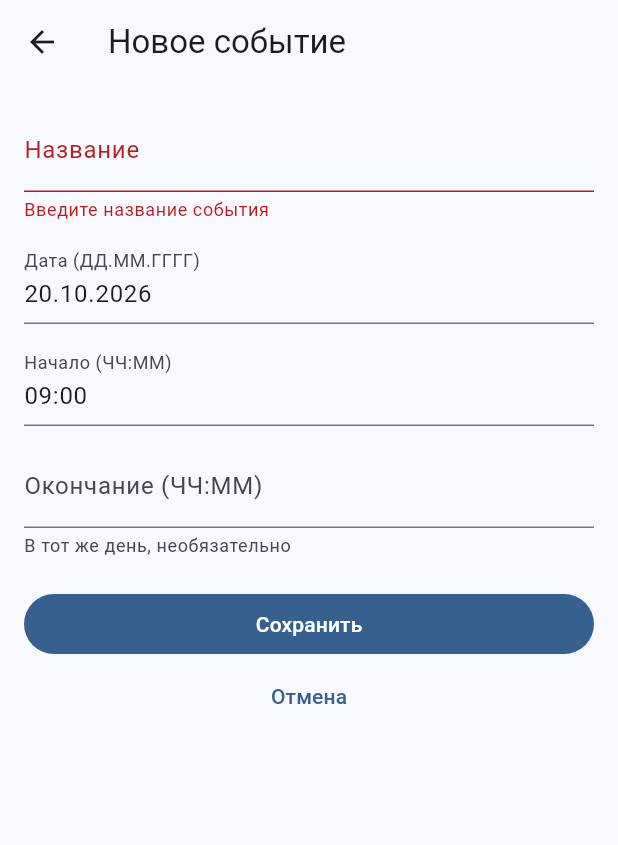
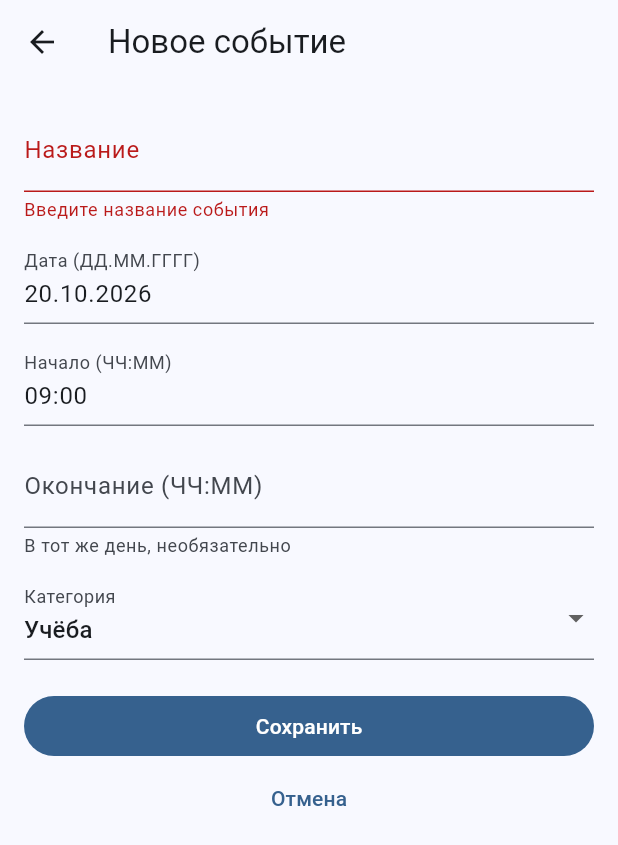
Before and after one commit to MaximaRasskazov/mobile-dev-lab-04-calendar, a Flutter app: the EventFormPage screen opened directly with empty values, after a tap on "Сохранить", on a phone screen of 412 x 824 dp. Shown: the top 845 px of the screen. Run offline on Flutter 3.47's test engine with Material 3 defaults, Android fonts, the phone set to English and light mode, and no system bars.

Commit message:
Add category selection to event form

```diff
--- a/lib/pages/event_form_page.dart
+++ b/lib/pages/event_form_page.dart
@@ -21,6 +21,7 @@ class _EventFormPageState extends State<EventFormPage> {
   final dateController = TextEditingController();
   final startController = TextEditingController(text: '09:00');
   final endController = TextEditingController();
+  String category = 'Учёба';
 
   @override
   void initState() {
@@ -28,6 +29,7 @@ class _EventFormPageState extends State<EventFormPage> {
     dateController.text = formatDate(widget.selectedDate);
     final event = widget.event;
     if (event != null) {
+      category = event.category;
       titleController.text = event.title;
       dateController.text = formatDate(event.start);
       startController.text = formatTime(event.start);
@@ -81,6 +83,7 @@ class _EventFormPageState extends State<EventFormPage> {
       title: titleController.text.trim(),
       start: start,
       end: end,
+      category: category,
     );
     Navigator.pop(context, result);
   }
@@ -162,6 +165,24 @@ class _EventFormPageState extends State<EventFormPage> {
                     return null;
                   },
                 ),
+                const SizedBox(height: 12),
+                DropdownButtonFormField<String>(
+                  initialValue: category,
+                  isExpanded: true,
+                  decoration: const InputDecoration(labelText: 'Категория'),
+                  items: const [
+                    DropdownMenuItem(value: 'Учёба', child: Text('Учёба')),
+                    DropdownMenuItem(value: 'Работа', child: Text('Работа')),
+                    DropdownMenuItem(value: 'Личное', child: Text('Личное')),
+                  ],
+                  onChanged: (value) {
+                    if (value != null) {
+                      setState(() {
+                        category = value;
+                      });
+                    }
+                  },
+                ),
                 const SizedBox(height: 20),
                 FilledButton(
                   onPressed: saveEvent,
```
